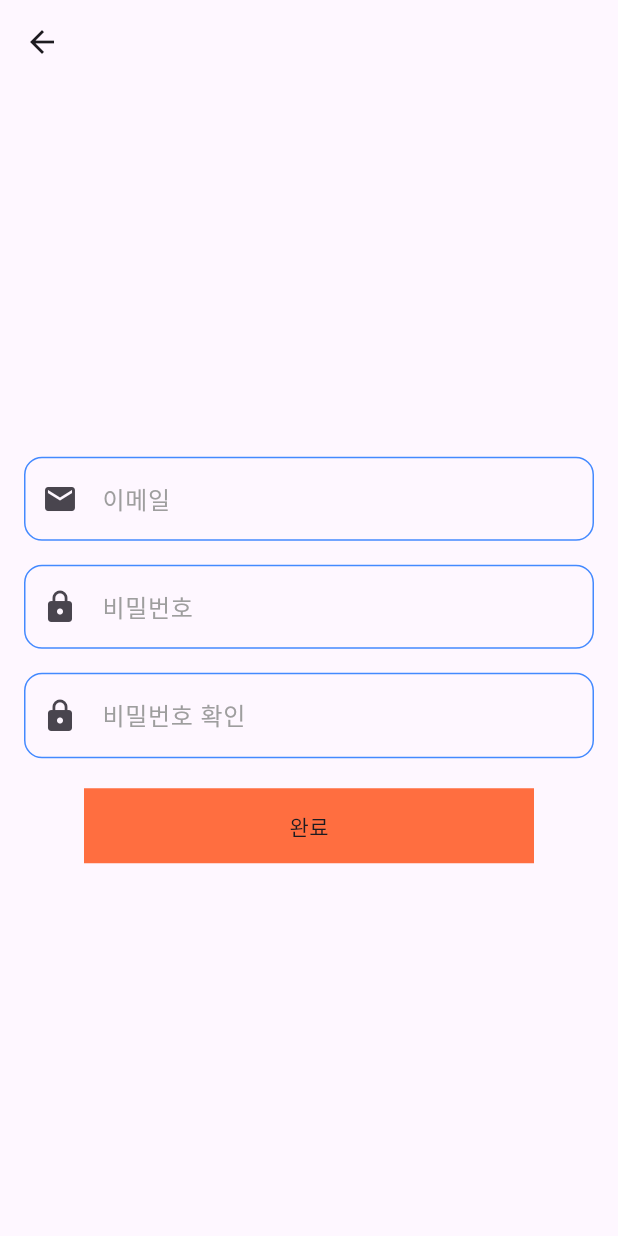
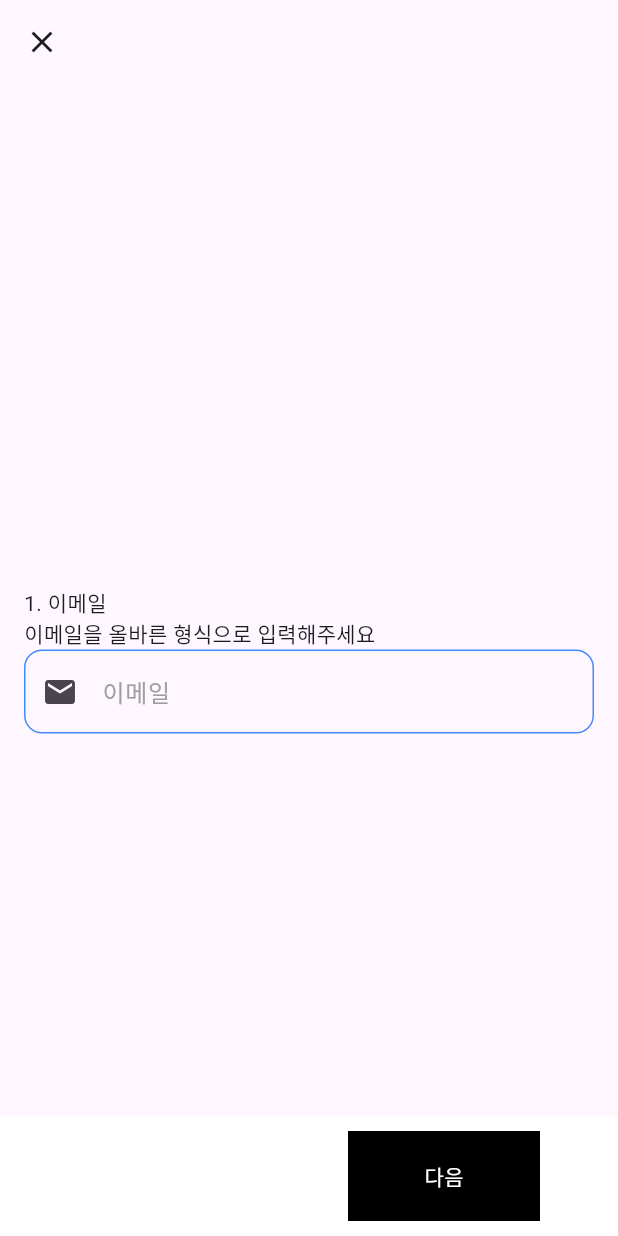
Before and after one commit to cpcp127/coupe_sns, a Flutter app: the RegisterView screen opened by its route, on a phone screen of 412 x 824 dp. Run offline on Flutter 3.47's test engine with Material 2 defaults, Android fonts, the light colour scheme and no system bars; our stand-ins replace cloud_firestore, firebase_auth, firebase_core, fluttertoast, go_router; accounts and stored records are empty.

Commit message:
[added] 회원가입 step 형식으로 변경

```diff
--- a/lib/register_view.dart
+++ b/lib/register_view.dart
@@ -1,21 +1,232 @@
 import 'package:couple_sns/provider/register_provider.dart';
 import 'package:flutter/material.dart';
+import 'package:go_router/go_router.dart';
 import 'package:provider/provider.dart';
 
-class RegisterView extends StatelessWidget {
-  RegisterView({super.key});
+class RegisterView extends StatefulWidget {
+  const RegisterView({super.key});
 
-  final emailKey = GlobalKey<FormState>();
-  final pwdKey = GlobalKey<FormState>();
+  @override
+  State<RegisterView> createState() => _RegisterViewState();
+}
+
+class _RegisterViewState extends State<RegisterView> {
+  @override
+  void initState() {
+    super.initState();
+    print('init reigster view');
+    Provider.of<RegisterProvider>(context, listen: false).resetProvider();
+  }
 
   @override
   Widget build(BuildContext context) {
-    RegisterProvider registerProvider =
-        Provider.of<RegisterProvider>(context, listen: false);
-
     return Scaffold(
-      appBar: AppBar(),
-      body: Column(
+        appBar: AppBar(
+          leading: GestureDetector(
+              onTap: () {
+                context.pop();
+              },
+              child: Icon(Icons.close)),
+          leadingWidth: 56,
+        ),
+        bottomSheet: Container(
+            height: 80,
+            width: double.infinity,
+            color: Colors.white,
+            child: Consumer<RegisterProvider>(
+              builder: (_, provider, __) {
+                return Row(
+                  mainAxisAlignment: MainAxisAlignment.spaceEvenly,
+                  children: [
+                    GestureDetector(
+                      onTap: () {
+                        provider.stepCancel();
+                      },
+                      child: Container(
+                        height: 60,
+                        width: 128,
+                        child: const Center(
+                            child: Text(
+                          '이전',
+                          style: TextStyle(color: Colors.white),
+                        )),
+                        color: provider.pageIndex == 0
+                            ? Colors.transparent
+                            : Colors.black,
+                      ),
+                    ),
+                    GestureDetector(
+                      onTap: () {
+                        provider.stepContinue(context);
+                      },
+                      child: Container(
+                        height: 60,
+                        width: 128,
+                        color: Colors.black,
+                        child: Center(
+                            child: Text(
+                          provider.pageIndex == 2 ? '완료' : '다음',
+                          style: const TextStyle(color: Colors.white),
+                        )),
+                      ),
+                    ),
+                  ],
+                );
+              },
+            )),
+        body: Consumer<RegisterProvider>(
+          builder: (_, provider, __) {
+            if (provider.pageIndex == 0) {
+              return Padding(
+                padding: const EdgeInsets.symmetric(horizontal: 16),
+                child: Column(
+                  crossAxisAlignment: CrossAxisAlignment.start,
+                  mainAxisSize: MainAxisSize.max,
+                  mainAxisAlignment: MainAxisAlignment.center,
+                  children: [
+                    Container(
+                      width: MediaQuery.of(context).size.width,
+                    ),
+                    const Text('1. 이메일'),
+                    const Text('이메일을 올바른 형식으로 입력해주세요'),
+                    TextField(
+                      onChanged: (email) {
+                        provider.setEmail(email);
+                      },
+                      decoration: InputDecoration(
+                        prefixIcon: const Icon(Icons.email),
+                        hintText: '이메일',
+                        hintStyle: const TextStyle(color: Colors.grey),
+                        border: const OutlineInputBorder(
+                          borderRadius: BorderRadius.all(Radius.circular(12.0)),
+                        ),
+                        enabledBorder: OutlineInputBorder(
+                          borderSide: BorderSide(
+                              color: provider.emailValidate == true
+                                  ? Colors.blueAccent
+                                  : Colors.red,
+                              width: 1.0),
+                          borderRadius:
+                              const BorderRadius.all(Radius.circular(12.0)),
+                        ),
+                        focusedBorder: OutlineInputBorder(
+                          borderSide: BorderSide(
+                              color: provider.emailValidate == true
+                                  ? Colors.blueAccent
+                                  : Colors.red,
+                              width: 2.0),
+                          borderRadius:
+                              const BorderRadius.all(Radius.circular(12.0)),
+                        ),
+                      ),
+                    ),
+                    Visibility(
+                      visible: provider.emailValidate == true ? false : true,
+                      child: const Padding(
+                        padding: EdgeInsets.only(left: 16),
+                        child: Text('이메일을 확인해주세요'),
+                      ),
+                    )
+                  ],
+                ),
+              );
+            } else if (provider.pageIndex == 1) {
+              return Padding(
+                padding: const EdgeInsets.symmetric(horizontal: 16),
+                child: Column(
+                  crossAxisAlignment: CrossAxisAlignment.start,
+                  mainAxisSize: MainAxisSize.max,
+                  mainAxisAlignment: MainAxisAlignment.center,
+                  children: [
+                    Container(
+                      width: MediaQuery.of(context).size.width,
+                    ),
+                    const Text('1. 비밀번호'),
+                    const Text('비밀번호를 특수문자를 포함해서 8~15로 입력해주세요'),
+                    TextField(
+                      onChanged: (pwd) {
+                        provider.setPassword(pwd);
+                      },
+                      decoration: InputDecoration(
+                        prefixIcon: const Icon(Icons.lock),
+                        hintText: '비밀번호',
+                        hintStyle: const TextStyle(color: Colors.grey),
+                        border: const OutlineInputBorder(
+                          borderRadius: BorderRadius.all(Radius.circular(12.0)),
+                        ),
+                        enabledBorder: OutlineInputBorder(
+                          borderSide: BorderSide(
+                              color: provider.passwordValidate == true
+                                  ? Colors.blueAccent
+                                  : Colors.red,
+                              width: 1.0),
+                          borderRadius:
+                              const BorderRadius.all(Radius.circular(12.0)),
+                        ),
+                        focusedBorder: OutlineInputBorder(
+                          borderSide: BorderSide(
+                              color: provider.passwordValidate == true
+                                  ? Colors.blueAccent
+                                  : Colors.red,
+                              width: 2.0),
+                          borderRadius:
+                              const BorderRadius.all(Radius.circular(12.0)),
+                        ),
+                      ),
+                    ),
+                    Visibility(
+                      visible: provider.passwordValidate == true ? false : true,
+                      child: const Padding(
+                        padding: EdgeInsets.only(left: 16),
+                        child: Text('비밀번호를 확인해주세요'),
+                      ),
+                    ),
+                    const SizedBox(height: 16),
+                    TextFormField(
+                      onChanged: (pwdCheck) {
+                        provider.setPasswordCheck(pwdCheck);
+                      },
+                      decoration: InputDecoration(
+                        prefixIcon: const Icon(Icons.lock),
+                        hintText: '비밀번호 확인',
+                        hintStyle: const TextStyle(color: Colors.grey),
+                        border: const OutlineInputBorder(
+                          borderRadius: BorderRadius.all(Radius.circular(12.0)),
+                        ),
+                        enabledBorder: OutlineInputBorder(
+                          borderSide: BorderSide(
+                              color: provider.passwordcCheckValidate == true
+                                  ? Colors.blueAccent
+                                  : Colors.red,
+                              width: 1.0),
+                          borderRadius:
+                              const BorderRadius.all(Radius.circular(12.0)),
+                        ),
+                        focusedBorder: OutlineInputBorder(
+                          borderSide: BorderSide(
+                              color: provider.passwordcCheckValidate == true
+                                  ? Colors.blueAccent
+                                  : Colors.red,
+                              width: 2.0),
+                          borderRadius:
+                              const BorderRadius.all(Radius.circular(12.0)),
+                        ),
+                      ),
+                    ),
+                    Visibility(
+                      visible: provider.passwordcCheckValidate == true
+                          ? false
+                          : true,
+                      child: const Padding(
+                        padding: EdgeInsets.only(left: 16),
+                        child: Text('비밀번호가 일치하지 않습니다'),
+                      ),
+                    ),
+                  ],
+                ),
+              );
+            } else {
+              return Column(
                 crossAxisAlignment: CrossAxisAlignment.start,
                 mainAxisSize: MainAxisSize.max,
                 mainAxisAlignment: MainAxisAlignment.center,
@@ -25,160 +236,50 @@ class RegisterView extends StatelessWidget {
                   ),
                   Padding(
                     padding: const EdgeInsets.symmetric(horizontal: 16),
-              child: Consumer<RegisterProvider>(
-                builder: (_, provider, __) {
-                  return TextField(
-                    onChanged: (email) {
-                      registerProvider.setEmail(email);
+                    child: TextField(
+                      onChanged: (nick) {
+                        provider.setNickName(nick);
                       },
                       decoration: InputDecoration(
-                      prefixIcon: Icon(Icons.email),
-                      hintText: '이메일',
-                      hintStyle: TextStyle(color: Colors.grey),
-                      border: OutlineInputBorder(
+                        prefixIcon: const Icon(Icons.account_circle_rounded),
+                        hintText: '닉네임',
+                        hintStyle: const TextStyle(color: Colors.grey),
+                        border: const OutlineInputBorder(
                           borderRadius: BorderRadius.all(Radius.circular(12.0)),
                         ),
                         enabledBorder: OutlineInputBorder(
                           borderSide: BorderSide(
-                            color: provider.emailValidate == true
+                              color: provider.nicknameValidate == true
                                   ? Colors.blueAccent
                                   : Colors.red,
                               width: 1.0),
-                        borderRadius: BorderRadius.all(Radius.circular(12.0)),
+                          borderRadius:
+                              const BorderRadius.all(Radius.circular(12.0)),
                         ),
                         focusedBorder: OutlineInputBorder(
                           borderSide: BorderSide(
-                            color: provider.emailValidate == true
+                              color: provider.nicknameValidate == true
                                   ? Colors.blueAccent
                                   : Colors.red,
                               width: 2.0),
-                        borderRadius: BorderRadius.all(Radius.circular(12.0)),
+                          borderRadius:
+                              const BorderRadius.all(Radius.circular(12.0)),
                         ),
                       ),
-                  );
-                },
-              )),
-          Consumer<RegisterProvider>(
-            builder: (_, provider, __) {
-              return Visibility(
-                visible: provider.emailValidate == true ? false : true,
-                child: Padding(
-                  padding: const EdgeInsets.only(left: 16),
-                  child: Text('이메일을 확인해주세요'),
-                ),
-              );
-            },
-          ),
-          const SizedBox(height: 16),
-          Padding(
-            padding: const EdgeInsets.symmetric(horizontal: 16),
-            child: Consumer<RegisterProvider>(
-              builder: (_, provider, __) {
-                return TextField(
-                  onChanged: (pwd) {
-                    registerProvider.setPassword(pwd);
-                  },
-                  decoration: InputDecoration(
-                    prefixIcon: Icon(Icons.lock),
-                    hintText: '비밀번호',
-                    hintStyle: TextStyle(color: Colors.grey),
-                    border: OutlineInputBorder(
-                      borderRadius: BorderRadius.all(Radius.circular(12.0)),
-                    ),
-                    enabledBorder: OutlineInputBorder(
-                      borderSide: BorderSide(
-                          color: provider.passwordValidate == true
-                              ? Colors.blueAccent
-                              : Colors.red,
-                          width: 1.0),
-                      borderRadius: BorderRadius.all(Radius.circular(12.0)),
-                    ),
-                    focusedBorder: OutlineInputBorder(
-                      borderSide: BorderSide(
-                          color: provider.passwordValidate == true
-                              ? Colors.blueAccent
-                              : Colors.red,
-                          width: 2.0),
-                      borderRadius: BorderRadius.all(Radius.circular(12.0)),
                     ),
                   ),
-                );
-              },
+                  Visibility(
+                    visible: provider.nicknameValidate == true ? false : true,
+                    child: const Padding(
+                      padding: EdgeInsets.only(left: 16),
+                      child: Text('닉네임을 확인해주세요'),
                     ),
                   ),
-          Consumer<RegisterProvider>(
-            builder: (_, provider, __) {
-              return Visibility(
-                visible: provider.passwordValidate == true ? false : true,
-                child: Padding(
-                  padding: const EdgeInsets.only(left: 16),
-                  child: Text('비밀번호를 확인해주세요'),
-                ),
-              );
-            },
-          ),
-          const SizedBox(height: 16),
-          Padding(
-            padding: const EdgeInsets.symmetric(horizontal: 16),
-            child: Consumer<RegisterProvider>(builder: (_, provider, __) {
-              return TextFormField(
-                onChanged: (pwdCheck) {
-                  registerProvider.setPasswordCheck(pwdCheck);
-                },
-                decoration: InputDecoration(
-                  prefixIcon: Icon(Icons.lock),
-                  hintText: '비밀번호 확인',
-                  hintStyle: TextStyle(color: Colors.grey),
-                  border: OutlineInputBorder(
-                    borderRadius: BorderRadius.all(Radius.circular(12.0)),
-                  ),
-                  enabledBorder: OutlineInputBorder(
-                    borderSide: BorderSide(
-                        color: provider.passwordcCheckValidate == true
-                            ? Colors.blueAccent
-                            : Colors.red,
-                        width: 1.0),
-                    borderRadius: BorderRadius.all(Radius.circular(12.0)),
-                  ),
-                  focusedBorder: OutlineInputBorder(
-                    borderSide: BorderSide(
-                        color: provider.passwordcCheckValidate == true
-                            ? Colors.blueAccent
-                            : Colors.red,
-                        width: 2.0),
-                    borderRadius: BorderRadius.all(Radius.circular(12.0)),
-                  ),
-                ),
-              );
-            }),
-          ),
-          Consumer<RegisterProvider>(
-            builder: (_, provider, __) {
-              return Visibility(
-                visible: provider.passwordcCheckValidate == true ? false : true,
-                child: Padding(
-                  padding: const EdgeInsets.only(left: 16),
-                  child: Text('비밀번호가 일치하지 않습니다'),
-                ),
-              );
-            },
-          ),
                   const SizedBox(height: 20),
-          GestureDetector(
-            onTap: () {
-              registerProvider.registerEmail(context);
-            },
-            child: Center(
-              child: Container(
-                width: 300,
-                height: 50,
-                decoration: const BoxDecoration(color: Colors.deepOrangeAccent),
-                child: Center(child: const Text('완료')),
-              ),
-            ),
-          )
                 ],
-      ),
               );
             }
+          },
+        ));
   }
+}
```
Also changed, not shown: lib/provider/register_provider.dart (+90 -14 lines). Lines whose indentation alone changed are shown as unchanged.
